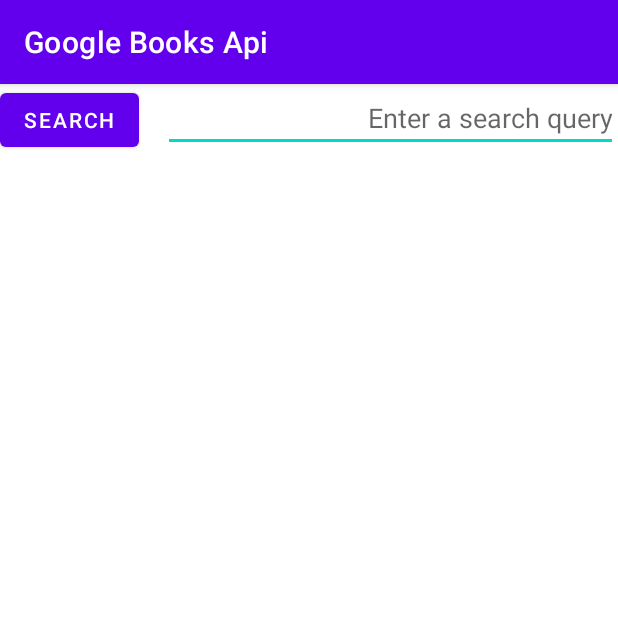
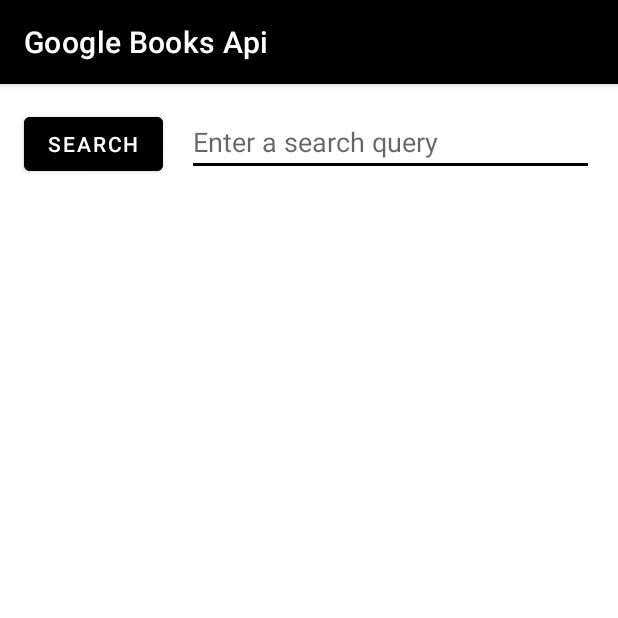
Before and after one commit to cecelja/Google_Books_Api, an Android app: the screen it shows after launch (MainActivity), after a tap on "SEARCH", on a phone screen of 412 x 824 dp, the top half of it. Run offline under Robolectric (Android 15) with nearby library versions, the phone set to English and light mode, and no system bars; libraries missing offline, so code that uses them is left out: com.artjimlop.altex.

Commit message:
third commit

```diff
--- a/app/src/main/AndroidManifest.xml
+++ b/app/src/main/AndroidManifest.xml
@@ -5,6 +5,7 @@
     <uses-permission android:name="android.permission.INTERNET"/>
 
     <application
+        android:windowSoftInputMode="adjustResize"
         android:usesCleartextTraffic="true"
         android:allowBackup="true"
         android:icon="@mipmap/ic_launcher"
@@ -15,7 +16,6 @@
         <activity android:name=".MainActivity">
             <intent-filter>
                 <action android:name="android.intent.action.MAIN" />
-
                 <category android:name="android.intent.category.LAUNCHER" />
             </intent-filter>
         </activity>
--- a/app/src/main/java/com/example/googlebooksapi/MainActivity.java
+++ b/app/src/main/java/com/example/googlebooksapi/MainActivity.java
@@ -6,10 +6,14 @@ import androidx.appcompat.app.AppCompatActivity;
 import androidx.loader.app.LoaderManager;
 import androidx.loader.content.Loader;
 
+import android.accessibilityservice.AccessibilityService;
+import android.app.Activity;
+import android.content.Context;
 import android.content.Intent;
 import android.graphics.Bitmap;
 import android.graphics.BitmapFactory;
 import android.graphics.drawable.Drawable;
+import android.hardware.input.InputManager;
 import android.os.AsyncTask;
 import android.os.Bundle;
 import android.os.Handler;
@@ -17,10 +21,16 @@ import android.text.Editable;
 import android.text.TextWatcher;
 import android.util.Log;
 import android.view.View;
+import android.view.inputmethod.InputMethod;
+import android.view.inputmethod.InputMethodManager;
+import android.widget.AbsListView;
 import android.widget.Button;
 import android.widget.EditText;
 import android.widget.ImageView;
 import android.widget.ListView;
+import android.widget.NumberPicker;
+import android.widget.ProgressBar;
+import android.widget.TextView;
 import android.widget.Toast;
 
 import com.bumptech.glide.Glide;
@@ -41,11 +51,14 @@ public class MainActivity extends AppCompatActivity implements LoaderManager.Loa
     private EditText searchBox;
     public String query = "";
     private Button search;
+    private TextView textView;
+    public boolean flag_loading = false;
     private Runnable runnable;
-
+    private ArrayList<BookBitmap> hi = new ArrayList<BookBitmap>();
+    private ProgressBar progressBar;
     private static final int BOOK_LOADER_ID = 1;
     private static String GOOGLE_BOOKS_URL =
-            "https://www.googleapis.com/books/v1/volumes?q=android&maxResults=6&orderBy=newest";
+            "https://www.googleapis.com/books/v1/volumes?q=android&maxResults=10&orderBy=newest";
     private static final String LOG_TAG = MainActivity.class.getName();
 
 
@@ -63,16 +76,47 @@ public class MainActivity extends AppCompatActivity implements LoaderManager.Loa
         //Get the query that was typed by the user
         search = (Button) findViewById(R.id.button);
 
+        progressBar = (ProgressBar) findViewById(R.id.progress_bar);
+        progressBar.setVisibility(View.GONE);
+
+        textView = (TextView) findViewById(R.id.textview);
+        bookListView.setEmptyView(textView);
+
         //Create a new adapter and populate it with a null arrayList
         mAdapter = new BookArrayAdapter(this, new ArrayList<BookBitmap>());
-        //set the adapter to the listview
+
+
+        //Implement the scrolling feature where when a user hits an end it scrolling
+        //The app loads more entries in it
+        bookListView.setOnScrollListener(new AbsListView.OnScrollListener(){
+            @Override
+            public void onScrollStateChanged(AbsListView view, int scrollState) {
+
+            }
+
+            @Override
+            public void onScroll(AbsListView view, int firstVisibleItem, int visibleItemCount, int totalItemCount) {
+                if(firstVisibleItem+visibleItemCount == totalItemCount && totalItemCount!=0)
+                {
+                    if(flag_loading == false)
+                    {
+                        flag_loading = true;
+                    }
+                }
+            }
+        });
 
         //We create a onClickListener for our button which controls and sends the query to the server
         search.setOnClickListener(new View.OnClickListener() {
             @Override
             public void onClick(View v) {
+
                 //Setting the text that was entered from the EditText button to a seperate variable
-                query = searchBox.getText().toString();
+                String q = searchBox.getText().toString();
+
+                //Parse the query
+                query = parseQuery(q);
+
                 //Controlling if there is no text entered that it prints a message for a invalid query
                 if(query.equals("")){
                     Toast.makeText(getApplicationContext(),"Insert a valid query.",Toast. LENGTH_SHORT).show();
@@ -81,7 +125,7 @@ public class MainActivity extends AppCompatActivity implements LoaderManager.Loa
                 //Checking if a valid query has been entered
                 if(countSpaces(query) == 0){
                     //Modifyying the url with the given query
-                    GOOGLE_BOOKS_URL =  "https://www.googleapis.com/books/v1/volumes?q="+query+"&maxResults=6&orderBy=newest";
+                    GOOGLE_BOOKS_URL =  "https://www.googleapis.com/books/v1/volumes?q="+query+"&maxResults=10";
                     Log.i(LOG_TAG, "Filip, WHERE IS THE URL " + GOOGLE_BOOKS_URL);
                     Log.i(LOG_TAG, "Filip, THE QUERY IS " + query);
                     //After the modification clear the focus from the query
@@ -120,6 +164,10 @@ public class MainActivity extends AppCompatActivity implements LoaderManager.Loa
     public Loader<ArrayList<BookBitmap>> onCreateLoader(int i, Bundle bundle) {
         Log.i(LOG_TAG, "Filip, Here we are in the onCreateLoader method");
         Log.i(LOG_TAG, "Filip, WHERE IS ONCREATE " + GOOGLE_BOOKS_URL);
+        //Clear the adapter of previous data
+        mAdapter.clear();
+        //Set the progress bar to be visible while the data is being loaded
+        progressBar.setVisibility(View.VISIBLE);
         BookLoader loader = new BookLoader(this, GOOGLE_BOOKS_URL);
         return loader;
     }
@@ -129,9 +177,14 @@ public class MainActivity extends AppCompatActivity implements LoaderManager.Loa
     public void onLoadFinished(Loader<ArrayList<BookBitmap>> loader, ArrayList<BookBitmap> books) {
         //Here we clear the adapter with anydata it previously had
         mAdapter.clear();
+        //If the loader returns null or there is no internet create a simple message
+        textView.setText("No books found.");
+        //After the data has loaded hide the progress bar
+        progressBar.setVisibility(View.GONE);
         Log.i(LOG_TAG, "Filip, Here we are in the onLoadFinished method, before populating the dapter");
         //We need to check if we have the requested data, and after that we populate the adapter with it
         if(books != null && !books.isEmpty()){
+            hi = books;
             mAdapter.addAll(books);
         }
 
@@ -150,4 +203,28 @@ public class MainActivity extends AppCompatActivity implements LoaderManager.Loa
         return  spaces;
     }
 
+    private int onEnd(Context cont){
+        Toast.makeText(cont,"You reached the end.",Toast. LENGTH_SHORT).show();
+        flag_loading = false;
+        int position = 0;
+        return position;
+    }
+
+    @Override
+    protected void onRestoreInstanceState(@NonNull Bundle savedInstanceState) {
+        super.onRestoreInstanceState(savedInstanceState);
+    }
+
+    @Override
+    protected void onSaveInstanceState(@NonNull Bundle outState) {
+        super.onSaveInstanceState(outState);
+
+
+    }
+
+    //Function that parses the query string correctly for the query api call
+    private String parseQuery(String q){
+        String parsedQ = q.replaceAll(" ", "+");
+        return parsedQ;
+    }
 }
--- a/app/src/main/res/layout/activity_main.xml
+++ b/app/src/main/res/layout/activity_main.xml
@@ -1,5 +1,5 @@
 <?xml version="1.0" encoding="utf-8"?>
-<LinearLayout xmlns:android="http://schemas.android.com/apk/res/android"
+<RelativeLayout xmlns:android="http://schemas.android.com/apk/res/android"
     xmlns:app="http://schemas.android.com/apk/res-auto"
     xmlns:tools="http://schemas.android.com/tools"
     android:layout_width="match_parent"
@@ -8,32 +8,38 @@
     tools:context=".MainActivity">
 
     <LinearLayout
+        android:id="@+id/linear"
         android:layout_width="match_parent"
         android:layout_height="wrap_content"
+        android:layout_marginBottom="16dp"
         android:orientation="horizontal">
 
         <Button
             android:layout_width="wrap_content"
             android:id="@+id/button"
+            android:backgroundTint="@color/black"
             android:text="Search"
+            android:layout_marginTop="16dp"
+            android:layout_marginLeft="16dp"
             android:layout_height="wrap_content"
             android:layout_marginRight="16dp"
             android:layout_weight="0" />
 
         <EditText
             android:id="@+id/search_box"
+            android:layout_marginTop="16dp"
+            android:layout_marginRight="16dp"
             android:layout_width="match_parent"
             android:layout_height="wrap_content"
             android:layout_weight="1"
-            android:gravity="end"
             android:hint="Enter a search query"
-            android:inputType="text"
-            android:textAlignment="viewEnd" />
+            android:inputType="text" />
 
     </LinearLayout>
 
     <ListView
         android:id="@+id/list"
+        android:layout_below="@+id/linear"
         android:layout_width="match_parent"
         android:layout_height="match_parent"
         android:orientation="vertical"
@@ -41,4 +47,19 @@
         android:dividerHeight="0dp"
         />
 
-</LinearLayout>
+    <ProgressBar
+        android:id="@+id/progress_bar"
+        android:layout_width="wrap_content"
+        android:layout_height="wrap_content"
+        android:layout_centerInParent="true"
+        android:indeterminate="true"/>
+
+    <TextView
+        android:id="@+id/textview"
+        android:layout_width="wrap_content"
+        android:layout_height="wrap_content"
+        android:layout_centerInParent="true"
+        android:textAppearance="?android:textAppearanceMedium"
+        tools:text="No Books found."/>
+
+</RelativeLayout>
--- a/app/src/main/res/values/themes.xml
+++ b/app/src/main/res/values/themes.xml
@@ -2,12 +2,12 @@
     <!-- Base application theme. -->
     <style name="Theme.GoogleBooksApi" parent="Theme.MaterialComponents.DayNight.DarkActionBar">
         <!-- Primary brand color. -->
-        <item name="colorPrimary">@color/purple_500</item>
-        <item name="colorPrimaryVariant">@color/purple_700</item>
+        <item name="colorPrimary">@color/black</item>
+        <item name="colorPrimaryVariant">@color/black</item>
         <item name="colorOnPrimary">@color/white</item>
         <!-- Secondary brand color. -->
-        <item name="colorSecondary">@color/teal_200</item>
-        <item name="colorSecondaryVariant">@color/teal_700</item>
+        <item name="colorSecondary">@color/black</item>
+        <item name="colorSecondaryVariant">@color/black</item>
         <item name="colorOnSecondary">@color/black</item>
         <!-- Status bar color. -->
         <item name="android:statusBarColor" tools:targetApi="l">?attr/colorPrimaryVariant</item>
```
Also changed, not shown: app/src/main/java/com/example/googlebooksapi/BookLoader.java (+28 -2 lines), app/src/main/java/com/example/googlebooksapi/Utils.java (+22 -3 lines).
